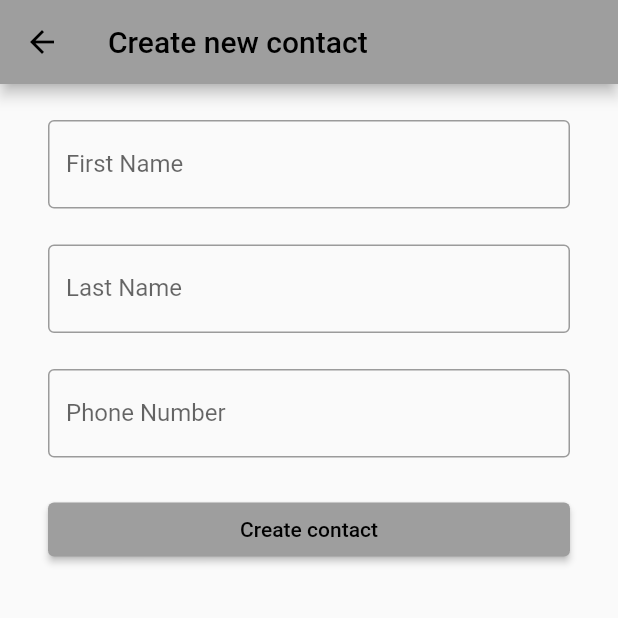
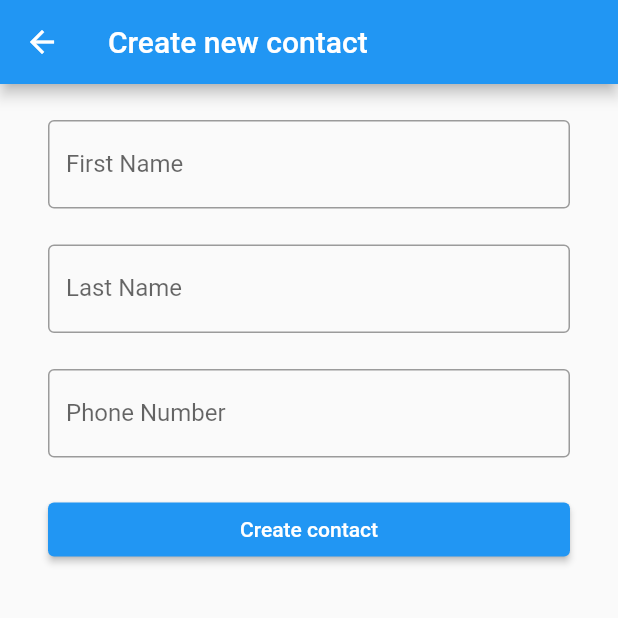
Before and after one commit to prownie/ft_hangouts, a Flutter app: the screen it shows after launch, item 2 of the bottom bar chosen, after a tap on "New contact", on a phone screen of 412 x 824 dp, the top half of it. Run offline on Flutter 3.47's test engine with Material 2 defaults, Android fonts, the phone set to English and light mode, and no system bars; our stand-ins replace shared_preferences, sqflite; missing offline and left inert: dart:ffi; accounts and stored records are empty.

Commit message:
added sharedprefered for theme color

```diff
--- a/lib/main.dart
+++ b/lib/main.dart
@@ -1,11 +1,15 @@
 import 'package:flutter/material.dart';
 import 'home_page.dart';
+import 'package:flutter_localizations/flutter_localizations.dart';
+import 'utils/shared_preferences.dart';
 
-void main() {
+ValueNotifier<MaterialColor> globalColor = ValueNotifier(Colors.grey);
+
+void main() async {
+  WidgetsFlutterBinding.ensureInitialized();
+  globalColor.value = await sharedPrefHelper.getFavColor();
   runApp(MyApp());
 }
-
-ValueNotifier<MaterialColor> globalColor = ValueNotifier(Colors.grey);
 
 class MyApp extends StatelessWidget {
   @override
@@ -14,6 +18,15 @@ class MyApp extends StatelessWidget {
       valueListenable: globalColor,
       builder: (context, value, _) {
         return MaterialApp(
+          localizationsDelegates: [
+            GlobalMaterialLocalizations.delegate,
+            GlobalWidgetsLocalizations.delegate,
+            GlobalCupertinoLocalizations.delegate,
+          ],
+          supportedLocales: [
+            Locale('en', ''), // English, no country code
+            Locale('fr', ''), // Spanish, no country code
+          ],
           theme: ThemeData(
               // brightness: Brightness.dartk
               primarySwatch: globalColor.value),
--- /dev/null
+++ b/lib/utils/shared_preferences.dart
@@ -0,0 +1,48 @@
+import 'package:flutter/material.dart';
+import 'package:shared_preferences/shared_preferences.dart';
+
+class sharedPrefHelper {
+  static Future<MaterialColor> getFavColor() async {
+    print('here');
+    final prefs = await SharedPreferences.getInstance();
+    Color prefColor = Color(prefs.getInt('color') ?? Colors.blue.value);
+
+    Map<int, Color> mapColor = {
+      50: Color.fromRGBO(prefColor.red, prefColor.green, prefColor.blue, .1),
+      100: Color.fromRGBO(prefColor.red, prefColor.green, prefColor.blue, .2),
+      200: Color.fromRGBO(prefColor.red, prefColor.green, prefColor.blue, .3),
+      300: Color.fromRGBO(prefColor.red, prefColor.green, prefColor.blue, .4),
+      400: Color.fromRGBO(prefColor.red, prefColor.green, prefColor.blue, .5),
+      500: Color.fromRGBO(prefColor.red, prefColor.green, prefColor.blue, .6),
+      600: Color.fromRGBO(prefColor.red, prefColor.green, prefColor.blue, .7),
+      700: Color.fromRGBO(prefColor.red, prefColor.green, prefColor.blue, .8),
+      800: Color.fromRGBO(prefColor.red, prefColor.green, prefColor.blue, .9),
+      900: Color.fromRGBO(prefColor.red, prefColor.green, prefColor.blue, 1),
+    };
+    print('here2');
+    Color test =
+        Color.fromRGBO(prefColor.red, prefColor.green, prefColor.blue, 1);
+    print('value after get =${prefColor}');
+    return MaterialColor(test.value, mapColor);
+  }
+
+  static Future<MaterialColor> setFavColor(Color selColor) async {
+    final prefs = await SharedPreferences.getInstance();
+
+    Map<int, Color> mapColor = {
+      50: Color.fromRGBO(selColor.red, selColor.green, selColor.blue, .1),
+      100: Color.fromRGBO(selColor.red, selColor.green, selColor.blue, .2),
+      200: Color.fromRGBO(selColor.red, selColor.green, selColor.blue, .3),
+      300: Color.fromRGBO(selColor.red, selColor.green, selColor.blue, .4),
+      400: Color.fromRGBO(selColor.red, selColor.green, selColor.blue, .5),
+      500: Color.fromRGBO(selColor.red, selColor.green, selColor.blue, .6),
+      600: Color.fromRGBO(selColor.red, selColor.green, selColor.blue, .7),
+      700: Color.fromRGBO(selColor.red, selColor.green, selColor.blue, .8),
+      800: Color.fromRGBO(selColor.red, selColor.green, selColor.blue, .9),
+      900: Color.fromRGBO(selColor.red, selColor.green, selColor.blue, 1),
+    };
+    prefs.setInt('color', selColor.value);
+    print('value after set =${selColor}');
+    return MaterialColor(selColor.value, mapColor);
+  }
+}
--- a/pubspec.yaml
+++ b/pubspec.yaml
@@ -33,8 +33,9 @@ dependencies:
   path: ^1.8.0
   flutter:
     sdk: flutter
-
-
+  flutter_localizations: # Add this line
+    sdk: flutter         # Add this line
+  shared_preferences: ^2.0.15
   # The following adds the Cupertino Icons font to your application.
   # Use with the CupertinoIcons class for iOS style icons.
   cupertino_icons: ^1.0.2
```
Also changed, not shown: lib/pages/profile.dart (+56 -9 lines), pubspec.lock, 1 other file.
